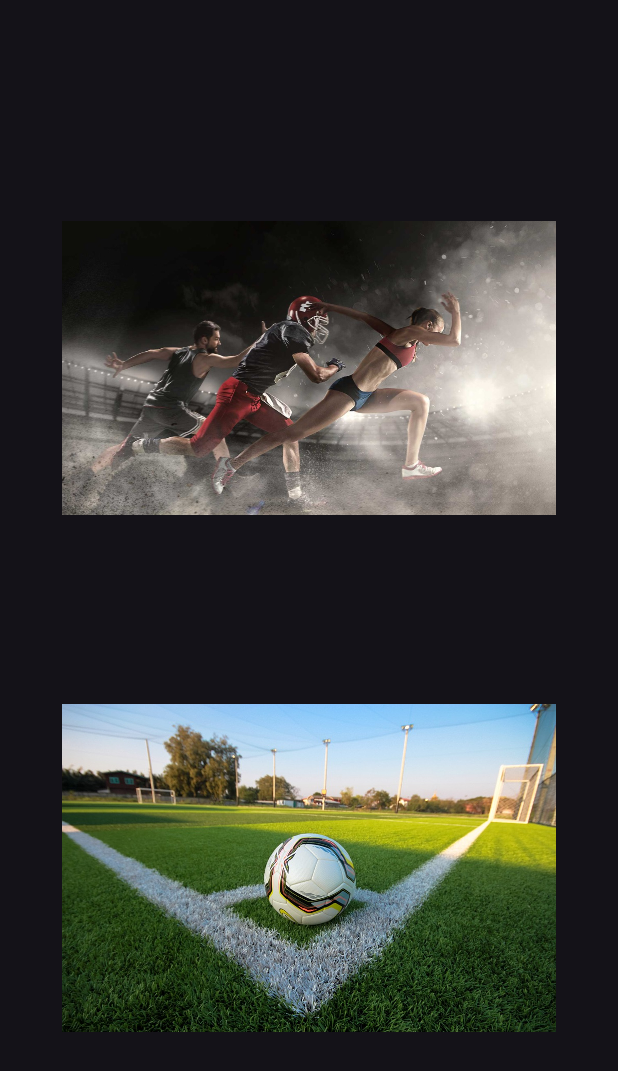
After one commit to Larcos64/sportmatch, an Android app: the RegistrationActivity screen opened directly, with no data from a screen before it, on a phone screen of 412 x 824 dp. The commit adds this screen. Shown: the top 1071 px of the screen. Run offline under Robolectric (Android 15) with nearby library versions, the phone set to English and light mode, and no system bars.

Commit message:
Progress in registration activity

```diff
--- a/app/src/main/AndroidManifest.xml
+++ b/app/src/main/AndroidManifest.xml
@@ -2,7 +2,7 @@
 <manifest xmlns:android="http://schemas.android.com/apk/res/android"
     xmlns:tools="http://schemas.android.com/tools">
 
-    <uses-permission android:name="android.permission.INTERNET"/>
+    <uses-permission android:name="android.permission.INTERNET" />
 
     <application
         android:allowBackup="true"
@@ -14,6 +14,9 @@
         android:supportsRtl="true"
         android:theme="@style/Theme.Sportmatch"
         tools:targetApi="31">
+        <activity
+            android:name=".RegistrationActivity"
+            android:exported="false" />
         <activity
             android:name=".HomeActivity"
             android:exported="false" />
--- /dev/null
+++ b/app/src/main/java/com/example/sportmatch/RegistrationActivity.kt
@@ -0,0 +1,95 @@
+package com.example.sportmatch
+
+import android.graphics.Point
+import androidx.appcompat.app.AppCompatActivity
+import android.os.Bundle
+import android.view.Gravity
+import android.view.ViewGroup
+import android.widget.ImageView
+import android.widget.LinearLayout
+import android.widget.TextView
+import androidx.constraintlayout.widget.ConstraintLayout
+import com.example.sportmatch.databinding.ActivityRegistrationBinding
+
+class RegistrationActivity : AppCompatActivity() {
+
+    lateinit var binding: ActivityRegistrationBinding
+    override fun onCreate(savedInstanceState: Bundle?) {
+        super.onCreate(savedInstanceState)
+        binding = ActivityRegistrationBinding.inflate(layoutInflater)
+        setContentView(binding.root)
+
+        val layout = findViewById<LinearLayout>(R.id.cnrRegisterAthlete)
+        layout.setGravity(Gravity.CENTER);
+//        addImage(layout,"Deportista", R.drawable.img_athletes)
+//        addImage(layout,"Establecimiento", R.drawable.img_establishments)
+
+        createImgButton("Deportista", R.drawable.img_athletes)
+        createImgButton("Establecimiento", R.drawable.img_establishments)
+
+//        for (i in (1..2)){
+//            createImgButton()
+//        }
+    }
+
+    private fun createImgButton(text: String, imgID: Int) {
+        val display = windowManager.defaultDisplay
+        val size = Point()
+        display.getSize(size)
+
+        val iv = ImageView(this)
+        val lp = ViewGroup.LayoutParams(
+            size.x * 80/100, 500
+        )
+
+        iv.setImageResource(imgID)
+        iv.layoutParams = lp
+        binding.cnrRegisterAthlete.addView(iv)
+    }
+    private fun createImgButtonV1() {
+        val display = windowManager.defaultDisplay
+        val size = Point()
+        display.getSize(size)
+
+        val iv = ImageView(this)
+        val lp = ViewGroup.LayoutParams(
+            size.x * 80/100, 500
+        )
+
+        iv.setImageResource(R.drawable.img_establishments)
+        iv.layoutParams = lp
+        binding.cnrRegisterAthlete.addView(iv)
+    }
+
+    fun addImage(layout: LinearLayout, text: String, imgID: Int) {
+        val display = windowManager.defaultDisplay
+        val size = Point()
+        display.getSize(size)
+
+        val regType = layoutInflater.inflate(R.layout.layout_registration, null)
+        val iv = regType.findViewById<ImageView>(R.id.imgRegisterType)
+        iv.setImageResource(imgID)
+
+        val lp = ViewGroup.LayoutParams(
+            size.x * 80/100, 500
+        )
+        iv.layoutParams = lp
+
+        val tv = regType.findViewById<TextView>(R.id.tvRegisterType)
+        tv.setText(text)
+//        layout.setHorizontalGravity(Gravity.CENTER)
+//        binding.cnrRegisterAthlete.setVerticalGravity(Gravity.CENTER)
+        layout.addView(regType)
+    }
+
+    fun addImageV2(layout: LinearLayout, text: String, imgID: Int) {
+        val regType = layoutInflater.inflate(R.layout.layout_registration, null)
+        val iv = regType.findViewById<ImageView>(R.id.imgRegisterType)
+        iv.setImageResource(imgID)
+
+        val tv = regType.findViewById<TextView>(R.id.tvRegisterType)
+        tv.text = text
+
+        layout.addView(regType)
+    }
+}
--- a/app/src/main/res/layout/activity_auth.xml
+++ b/app/src/main/res/layout/activity_auth.xml
@@ -14,7 +14,7 @@
             android:layout_marginTop="@dimen/sixteen"
             android:layout_gravity="center"
             android:layout_marginBottom="@dimen/twenty"
-            android:src="@mipmap/ic_launcher_foreground" />
+            android:src="@drawable/img_logo" />
 
         <!-- Text input to user email -->
         <com.google.android.material.textfield.TextInputLayout
--- /dev/null
+++ b/app/src/main/res/layout/activity_registration.xml
@@ -0,0 +1,20 @@
+<?xml version="1.0" encoding="utf-8"?>
+<androidx.constraintlayout.widget.ConstraintLayout xmlns:android="http://schemas.android.com/apk/res/android"
+    xmlns:app="http://schemas.android.com/apk/res-auto"
+    xmlns:tools="http://schemas.android.com/tools"
+    android:layout_width="match_parent"
+    android:layout_height="match_parent"
+    tools:context=".RegistrationActivity">
+
+    <LinearLayout
+        android:id="@+id/cnrRegisterAthlete"
+        android:orientation="vertical"
+        android:layout_width="match_parent"
+        android:layout_height="match_parent"
+        app:layout_constraintBottom_toBottomOf="parent"
+        app:layout_constraintEnd_toEndOf="parent"
+        app:layout_constraintStart_toStartOf="parent"
+        app:layout_constraintTop_toTopOf="parent"/>
+
+
+</androidx.constraintlayout.widget.ConstraintLayout>
```
Also changed, not shown: app/src/main/java/com/example/sportmatch/AuthActivity.kt (+13 -3 lines), app/src/main/res/layout/layout_registration.xml (added, +28 -0 lines), app/src/main/res/drawable/img_athletes.jpg (added), app/src/main/res/drawable/img_establishments.jpg (added), app/src/main/res/drawable/img_logo.png (added).
